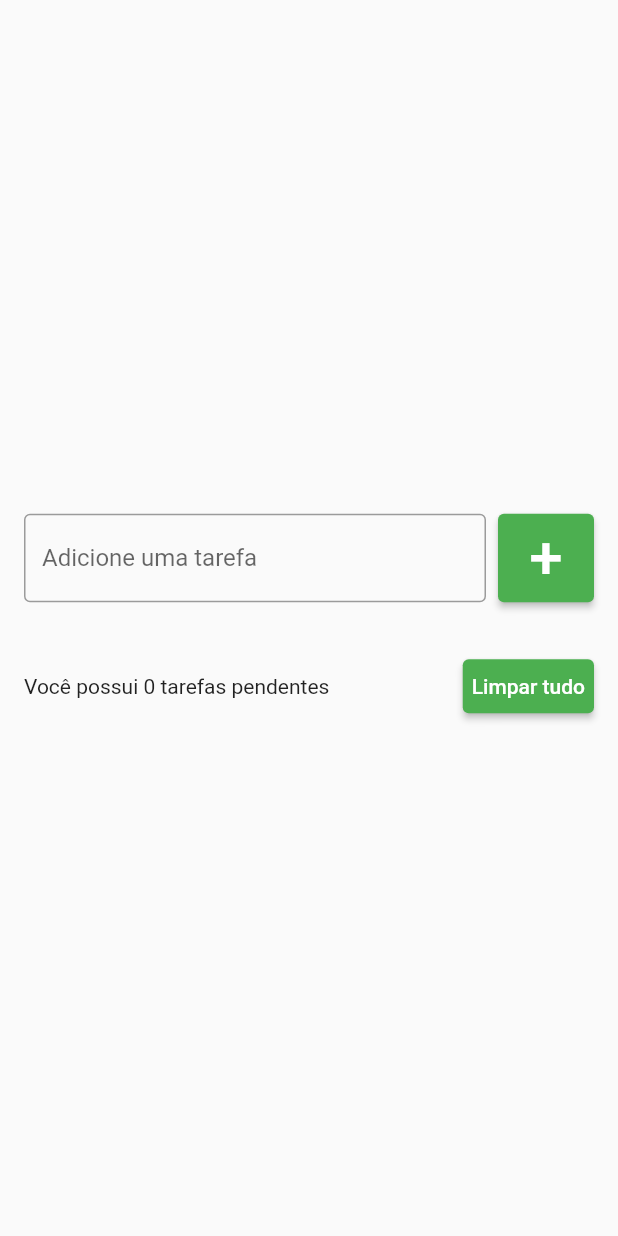
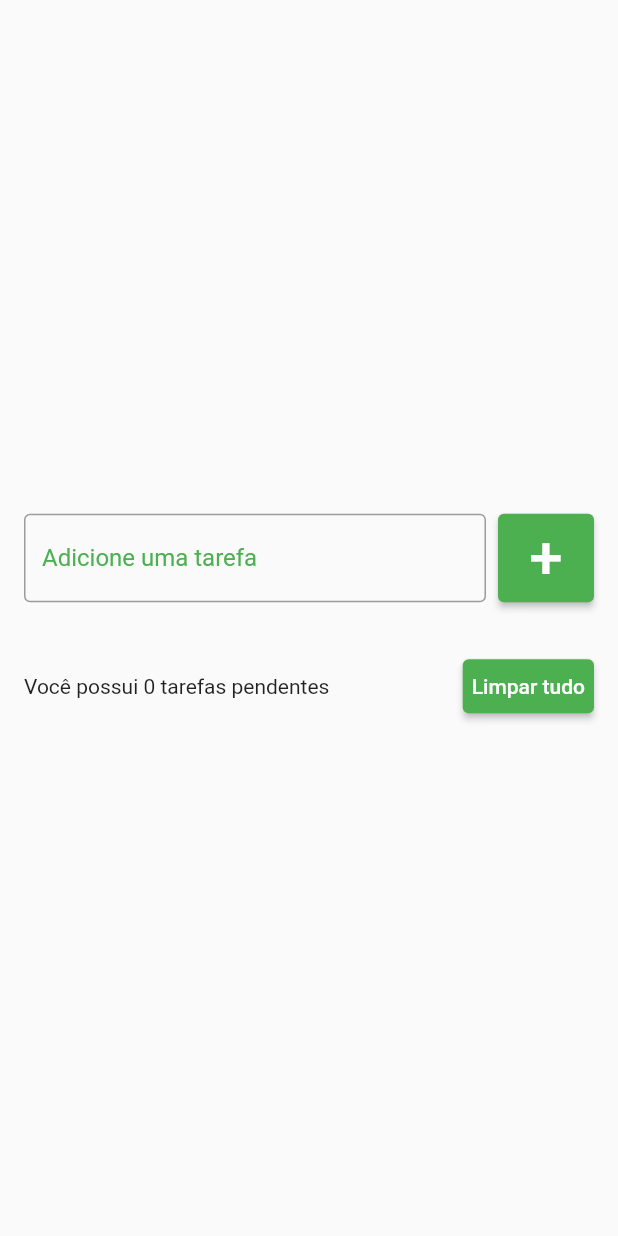
Before and after one commit to leosjcti/flutter_projects, a Flutter app: the screen it shows after launch, on a phone screen of 412 x 824 dp. Run offline on Flutter 3.47's test engine with Material 2 defaults, Android fonts, the phone set to English and light mode, and no system bars; our stand-ins replace flutter_slidable, shared_preferences.

Commit message:
Lista de tarefas: Finalização do APP

```diff
--- a/todo_list/lib/pages/todo_list_page.dart
+++ b/todo_list/lib/pages/todo_list_page.dart
@@ -15,8 +15,11 @@ class _TodoListPageState extends State<TodoListPage> {
   final TodoRepository todoRepository = TodoRepository();
 
   List<Todo> todos = [];
+
   Todo? deletedTodo;
   int? deletedTodoPos;
+
+  String? errorText;
 
 
   //Metodo chamado sempre na criação de um widget stetful
@@ -46,20 +49,38 @@ class _TodoListPageState extends State<TodoListPage> {
                     Expanded(
                       child: TextField(
                         controller: todoController,
-                        decoration: const InputDecoration(
-                            border: OutlineInputBorder(),
+                        decoration: InputDecoration(
+                            border: const OutlineInputBorder(),
                             labelText: 'Adicione uma tarefa',
-                            hintText: 'Ex. Estudar Flutter'),
+                            labelStyle: TextStyle(color: Colors.green),
+                            hintText: 'Ex. Estudar Flutter',
+                            errorText: errorText,
+                            focusedBorder: const OutlineInputBorder(
+                              borderSide: BorderSide(
+                                color: Colors.green,
+                                width: 2,
+                              )
+                            )
+                        ),
                       ),
                     ),
                     const SizedBox(width: 8),
                     ElevatedButton(
                       onPressed: () {
                         String text = todoController.text;
+
+                        if(text.isEmpty) {
+                          setState(() {
+                            errorText = 'O titulo não pode ser vazio';
+                          });
+                          return;
+                        }
+
                         setState(() {
                           Todo newTodo =
                               Todo(title: text, dateTime: DateTime.now());
                           todos.add(newTodo);
+                          errorText = null;
                         });
                         todoController.clear();
                         todoRepository.saveTodoList(todos);
```
